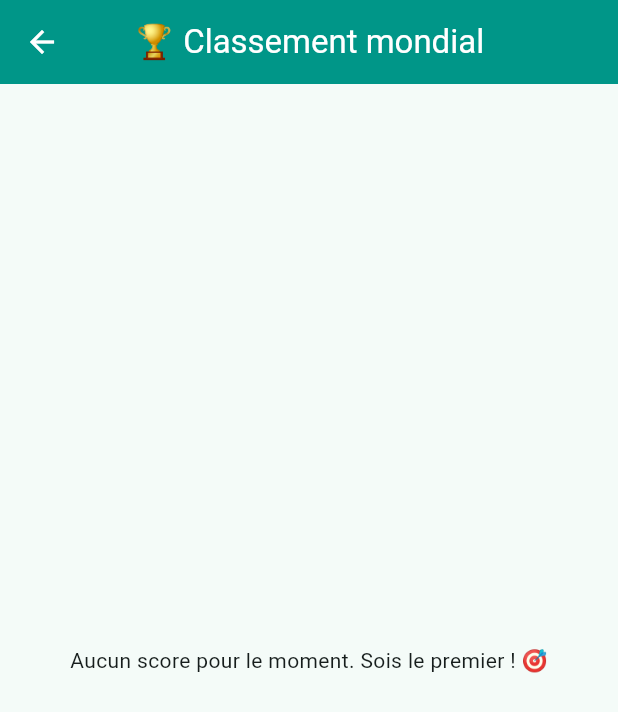
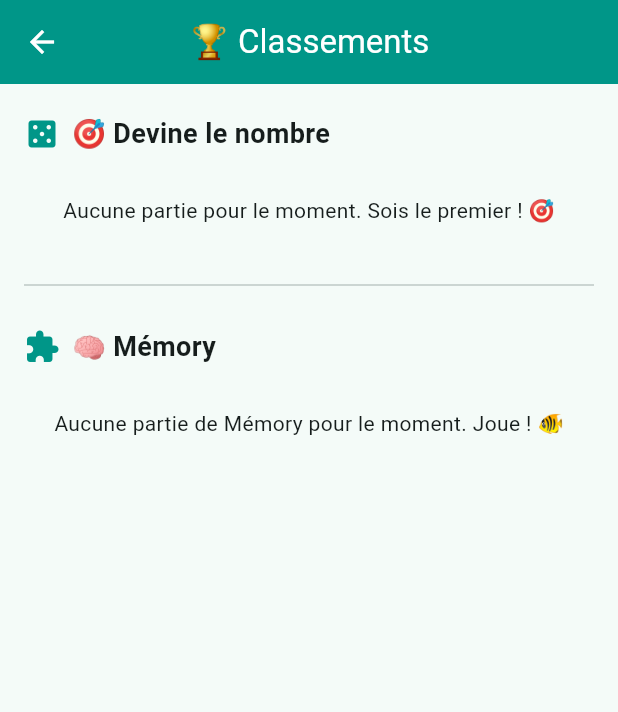
Before and after one commit to chrislove-josue/mon_app, a Flutter app: the screen it shows once a user with an empty profile is signed in, after a tap on the "leaderboard" icon, on a phone screen of 412 x 824 dp. Shown: the top 712 px of the screen. Run offline on Flutter 3.47's test engine with Material 3 defaults, Android fonts, the phone set to English and light mode, and no system bars; our stand-ins replace cloud_firestore, firebase_auth, firebase_core, firebase_messaging; accounts and stored records are empty.

Commit message:
classement

```diff
--- /dev/null
+++ b/lib/screens/classement_general_page.dart
@@ -0,0 +1,58 @@
+import 'package:flutter/material.dart';
+
+import 'leaderboard_page.dart';
+
+/// ============================================================
+/// CLASSEMENT GÉNÉRAL — les deux jeux sur une seule page
+/// ============================================================
+///
+/// Affiche en une seule page le classement du jeu principal
+/// (« Devine le nombre ») ET celui du Mémory.
+///
+/// Chaque jeu est une `ClassementSection` indépendante :
+///   - 'scores'         → tri sur 'tentatives' (moins d'essais = mieux)
+///   - 'memory_scores'  → tri sur 'coups' (moins de coups = mieux)
+/// ============================================================
+
+class ClassementGeneralPage extends StatelessWidget {
+  const ClassementGeneralPage({super.key});
+
+  @override
+  Widget build(BuildContext context) {
+    return Scaffold(
+      appBar: AppBar(
+        title: const Text('🏆 Classements'),
+        centerTitle: true,
+        backgroundColor: Colors.teal,
+        foregroundColor: Colors.white,
+      ),
+      body: ListView(
+        padding: const EdgeInsets.symmetric(vertical: 8),
+        children: const [
+          ClassementSection(
+            collection: 'scores',
+            champTri: 'tentatives',
+            unite: 'essais',
+            messageVide: 'Aucune partie pour le moment. Sois le premier ! 🎯',
+            titre: '🎯 Devine le nombre',
+            icone: Icons.casino,
+          ),
+          Divider(
+            height: 32,
+            thickness: 1,
+            indent: 16,
+            endIndent: 16,
+          ),
+          ClassementSection(
+            collection: 'memory_scores',
+            champTri: 'coups',
+            unite: 'coups',
+            messageVide: 'Aucune partie de Mémory pour le moment. Joue ! 🐠',
+            titre: '🧠 Mémory',
+            icone: Icons.extension,
+          ),
+        ],
+      ),
+    );
+  }
+}
--- a/lib/screens/game_page.dart
+++ b/lib/screens/game_page.dart
@@ -3,7 +3,7 @@ import 'package:flutter/material.dart';
 import 'package:provider/provider.dart';
 
 import '../providers/game_provider.dart';
-import 'leaderboard_page.dart';
+import 'classement_general_page.dart';
 import 'memory_page.dart';
 
 /// ============================================================
@@ -80,10 +80,10 @@ class _GameViewState extends State<_GameView> {
     );
   }
 
-  /// Ouvre l'écran de classement mondial.
+  /// Ouvre l'écran des classements (jeu principal + Mémory).
   void _ouvrirClassement() {
     Navigator.of(context).push(
-      MaterialPageRoute(builder: (_) => const LeaderboardPage()),
+      MaterialPageRoute(builder: (_) => const ClassementGeneralPage()),
     );
   }
 
@@ -107,7 +107,7 @@ class _GameViewState extends State<_GameView> {
             onPressed: _ouvrirMemory,
           ),
           IconButton(
-            tooltip: 'Classement mondial',
+            tooltip: 'Classements',
             icon: const Icon(Icons.leaderboard),
             onPressed: _ouvrirClassement,
           ),
--- a/lib/screens/leaderboard_page.dart
+++ b/lib/screens/leaderboard_page.dart
@@ -2,17 +2,22 @@ import 'package:cloud_firestore/cloud_firestore.dart';
 import 'package:flutter/material.dart';
 
 /// ============================================================
-/// CLASSEMENT (Cloud Firestore) — écran RÉUTILISABLE
+/// CLASSEMENT (Cloud Firestore) — composants RÉUTILISABLES
 /// ============================================================
 ///
-/// Paramétré par : la collection, le titre, le champ de tri et l'unité.
-///   - Jeu principal  : collection 'scores', tri sur 'tentatives', 'essais'
-///   - Mémory         : collection 'memory_scores', tri sur 'coups', 'coups'
+/// - `LeaderboardPage`   : un classement plein écran (UNE collection).
+/// - `ClassementSection` : une « section » de classement. Permet d'afficher
+///   plusieurs classements sur une même page (voir ClassementGeneralPage).
+///
+/// Collections :
+///   - Jeu principal  : 'scores', tri sur 'tentatives', unité 'essais'
+///   - Mémory         : 'memory_scores', tri sur 'coups', unité 'coups'
 ///
 /// Firestore fonctionne en temps réel : si un autre joueur bat un record
 /// pendant que tu regardes le classement, il se met à jour tout seul !
 /// ============================================================
 
+/// Une page entière dédiée à un seul classement.
 class LeaderboardPage extends StatelessWidget {
   const LeaderboardPage({
     super.key,
@@ -38,32 +43,113 @@ class LeaderboardPage extends StatelessWidget {
         backgroundColor: Colors.teal,
         foregroundColor: Colors.white,
       ),
-      body: StreamBuilder<QuerySnapshot>(
-        // Souscription en temps réel aux 10 meilleurs scores.
+      body: ListView(
+        padding: const EdgeInsets.symmetric(vertical: 8),
+        children: [
+          ClassementSection(
+            collection: collection,
+            champTri: champTri,
+            unite: unite,
+            messageVide: messageVide,
+          ),
+        ],
+      ),
+    );
+  }
+}
+
+/// Une section indépendante : en-tête optionnel + les meilleurs scores.
+/// S'utilise seule ou empilée avec d'autres dans un scrollable parent.
+class ClassementSection extends StatelessWidget {
+  const ClassementSection({
+    super.key,
+    required this.collection,
+    required this.champTri,
+    required this.unite,
+    required this.messageVide,
+    this.titre,
+    this.icone,
+    this.max = 10,
+  });
+
+  final String collection;
+  final String champTri;
+  final String unite;
+  final String messageVide;
+
+  /// Titre affiché au-dessus de la liste (optionnel).
+  final String? titre;
+
+  /// Petite icône à côté du titre (optionnelle).
+  final IconData? icone;
+
+  /// Nombre de joueurs affichés (10 par défaut).
+  final int max;
+
+  @override
+  Widget build(BuildContext context) {
+    return Column(
+      crossAxisAlignment: CrossAxisAlignment.stretch,
+      children: [
+        if (titre != null)
+          Padding(
+            padding: const EdgeInsets.fromLTRB(16, 12, 16, 4),
+            child: Row(
+              children: [
+                if (icone != null) ...[
+                  Icon(icone, color: Colors.teal),
+                  const SizedBox(width: 8),
+                ],
+                Expanded(
+                  child: Text(
+                    titre!,
+                    style: const TextStyle(
+                      fontSize: 18,
+                      fontWeight: .bold,
+                    ),
+                  ),
+                ),
+              ],
+            ),
+          ),
+        StreamBuilder<QuerySnapshot>(
+          // Souscription en temps réel aux `max` meilleurs scores.
           stream: FirebaseFirestore.instance
               .collection(collection)
               .orderBy(champTri, descending: false)
-            .limit(10)
+              .limit(max)
               .snapshots(),
           builder: (context, snapshot) {
             if (snapshot.hasError) {
-            return const Center(
+              return const Padding(
+                padding: EdgeInsets.all(24),
+                child: Center(
                   child: Text('Impossible de charger le classement.'),
+                ),
               );
             }
 
             if (snapshot.connectionState == ConnectionState.waiting) {
-            return const Center(child: CircularProgressIndicator());
+              return const Padding(
+                padding: EdgeInsets.all(24),
+                child: Center(child: CircularProgressIndicator()),
+              );
             }
 
             final docs = snapshot.data!.docs;
             if (docs.isEmpty) {
-            return Center(child: Text(messageVide));
+              return Padding(
+                padding: const EdgeInsets.all(24),
+                child: Center(child: Text(messageVide)),
+              );
             }
 
-          // Liste du classement, une ligne par joueur.
+            // Liste du classement, une ligne par joueur. `shrinkWrap` permet
+            // d'empiler plusieurs sections dans la même page.
             return ListView.builder(
-            padding: const EdgeInsets.all(16),
+              shrinkWrap: true,
+              physics: const NeverScrollableScrollPhysics(),
+              padding: const EdgeInsets.symmetric(horizontal: 16),
               itemCount: docs.length,
               itemBuilder: (context, index) {
                 final data = docs[index].data() as Map<String, dynamic>;
@@ -94,9 +180,12 @@ class LeaderboardPage extends StatelessWidget {
             );
           },
         ),
+      ],
     );
   }
+}
 
+/// Médaille (🥇🥈🥉) pour le top 3, sinon le numéro de position.
 Widget _medaille(int position) {
   final (emoji, couleur) = switch (position) {
     1 => ('🥇', Colors.amber.shade600),
@@ -110,4 +199,3 @@ class LeaderboardPage extends StatelessWidget {
     child: Text(emoji, style: const TextStyle(fontSize: 18)),
   );
 }
-}
```
Also changed, not shown: 1 other file. Lines whose indentation alone changed are shown as unchanged.
